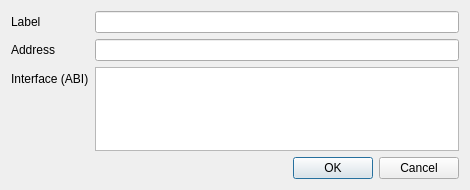
The window that src/qt/forms/editcontractinfodialog.ui (qtumproject/qtum) describes before a commit, drawn with Qt 5.
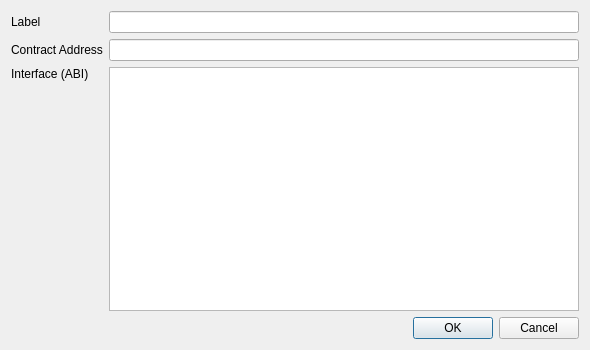
The same window after the commit.

Commit message: GUI modifications for contract book

```diff
--- a/src/qt/forms/editcontractinfodialog.ui
+++ b/src/qt/forms/editcontractinfodialog.ui
@@ -6,8 +6,8 @@
    <rect>
     <x>0</x>
     <y>0</y>
-    <width>470</width>
-    <height>190</height>
+    <width>590</width>
+    <height>350</height>
    </rect>
   </property>
   <property name="windowTitle">
@@ -15,24 +15,24 @@
   </property>
   <layout class="QVBoxLayout" name="verticalLayout">
    <item>
-    <layout class="QFormLayout" name="formLayout">
+    <layout class="QGridLayout" name="gridLayout">
      <item row="0" column="0">
-      <widget class="QLabel" name="label">
+      <widget class="QLabel" name="labelName">
        <property name="text">
         <string>Label</string>
        </property>
       </widget>
      </item>
-     <item row="1" column="0">
-      <widget class="QLabel" name="label_2">
-       <property name="text">
-        <string>Address</string>
-       </property>
-      </widget>
-     </item>
      <item row="0" column="1">
       <widget class="QLineEdit" name="labelEdit"/>
      </item>
+     <item row="1" column="0">
+      <widget class="QLabel" name="labelAddress">
+       <property name="text">
+        <string>Contract Address</string>
+       </property>
+      </widget>
+     </item>
      <item row="1" column="1">
       <widget class="QLineEdit" name="addressEdit"/>
      </item>
@@ -40,11 +40,28 @@
       <widget class="QTextEdit" name="ABIEdit"/>
      </item>
      <item row="2" column="0">
-      <widget class="QLabel" name="label_3">
-       <property name="text">
-        <string>Interface (ABI)</string>
-       </property>
-      </widget>
+      <layout class="QVBoxLayout" name="verticalLayout_3">
+       <item>
+        <widget class="QLabel" name="labelABI">
+         <property name="text">
+          <string>Interface (ABI)</string>
+         </property>
+        </widget>
+       </item>
+       <item>
+        <spacer name="verticalSpacer">
+         <property name="orientation">
+          <enum>Qt::Vertical</enum>
+         </property>
+         <property name="sizeHint" stdset="0">
+          <size>
+           <width>20</width>
+           <height>40</height>
+          </size>
+         </property>
+        </spacer>
+       </item>
+      </layout>
      </item>
     </layout>
    </item>
```
The commit also changes 5 other files.
